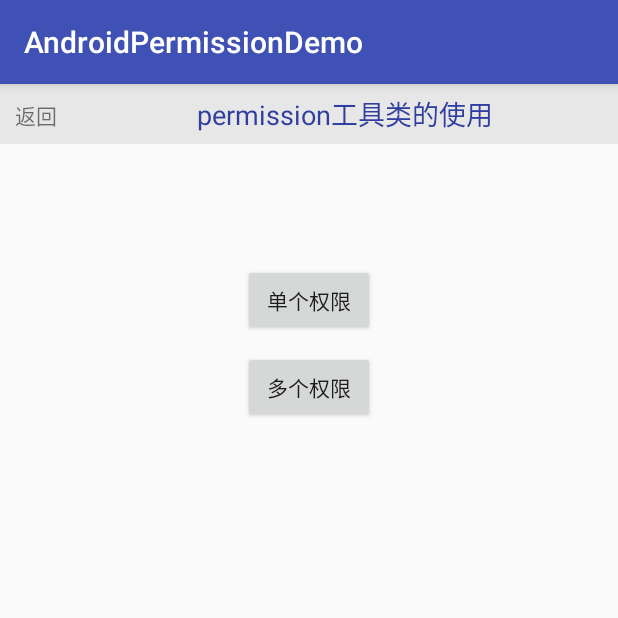
After one commit to suming77/AndroidPermissionDemo, an Android app: the MorePermissionActivity screen opened directly, with no data from a screen before it, on a phone screen of 412 x 824 dp, the top half of it. The commit adds this screen. Run offline under Robolectric (Android 15) with nearby library versions, the phone set to English and light mode, and no system bars.

Commit message:
增加工具类使用……

```diff
--- a/app/src/main/AndroidManifest.xml
+++ b/app/src/main/AndroidManifest.xml
@@ -6,6 +6,7 @@
     <uses-permission android:name="android.permission.ACCESS_COARSE_LOCATION"/>
     <uses-permission android:name="android.permission.CALL_PHONE"/>
     <uses-permission android:name="android.permission.CAMERA"/>
+    <uses-permission android:name="android.permission.READ_SMS"/>
 
     <application
         android:allowBackup="true"
@@ -21,6 +22,8 @@
                 <category android:name="android.intent.category.LAUNCHER"/>
             </intent-filter>
         </activity>
+
+        <activity android:name=".MorePermissionActivity"/>
     </application>
 
 </manifest>
--- /dev/null
+++ b/app/src/main/java/com/suming/androidpermissiondemo/MorePermissionActivity.java
@@ -0,0 +1,82 @@
+package com.suming.androidpermissiondemo;
+
+import android.Manifest;
+import android.os.Bundle;
+import android.support.annotation.NonNull;
+import android.support.v7.app.AppCompatActivity;
+import android.view.View;
+
+/**
+ * @创建者 mingyan.su
+ * @创建时间 2018/10/23 16:05
+ * @类描述 ${TODO}权限工具类
+ * 注意：没有做小米，vivo手机等权限处理
+ * 我的博客地址：https://blog.csdn.net/m0_37796683
+ */
+public class MorePermissionActivity extends AppCompatActivity implements View.OnClickListener, PermissionUtil.permissionInterface {
+
+    private int REQUEST_CODE_ONE = 10001;
+    private int REQUEST_CODE_MORE = 10002;
+
+    private String[] permission = new String[]{Manifest.permission.CALL_PHONE};
+    private String[] permissions = new String[]{Manifest.permission.CAMERA, Manifest.permission.READ_SMS,
+            Manifest.permission.ACCESS_COARSE_LOCATION};
+
+    @Override
+    protected void onCreate(Bundle savedInstanceState) {
+        super.onCreate(savedInstanceState);
+        setContentView(R.layout.activity_more);
+
+        findViewById(R.id.btn_single).setOnClickListener(this);
+        findViewById(R.id.btn_more).setOnClickListener(this);
+        findViewById(R.id.tv_back).setOnClickListener(this);
+    }
+
+    @Override
+    public void onClick(View view) {
+        switch (view.getId()) {
+            case R.id.btn_single://封装后-单个权限
+                requestOnePermission();
+                break;
+            case R.id.btn_more://封装后-多个权限
+                requestMorePermission();
+                break;
+            case R.id.tv_back:
+                finish();
+                break;
+            default:
+                break;
+        }
+    }
+
+    private void requestOnePermission() {
+        PermissionUtil.checkPermission(this, permission, REQUEST_CODE_ONE, this);
+    }
+
+    private void requestMorePermission() {
+        PermissionUtil.checkPermission(this, permissions, REQUEST_CODE_MORE, this);
+    }
+
+
+    //4.重写权限回调方法
+    @Override
+    public void onRequestPermissionsResult(int requestCode, @NonNull String[] permissions, @NonNull int[] grantResults) {
+        super.onRequestPermissionsResult(requestCode, permissions, grantResults);
+        PermissionUtil.onRequestPermissionsResult(this, requestCode, permissions, grantResults, this);
+    }
+
+    @Override
+    public void requestPermissionSuccess() {
+        System.out.println("做需要使用到权限的事情");
+    }
+
+    @Override
+    public void requestPermissionRefuse() {
+        System.out.println("提示用户，禁止了权限，没有勾选不再提示框");
+    }
+
+    @Override
+    public void requestPermissionRefuseAndNoTips() {
+        System.out.println("提示用户，禁止了权限，并且勾选了不在提示框");
+    }
+}
--- /dev/null
+++ b/app/src/main/res/layout/activity_more.xml
@@ -0,0 +1,47 @@
+<?xml version="1.0" encoding="utf-8"?>
+<LinearLayout
+    xmlns:android="http://schemas.android.com/apk/res/android"
+    android:layout_width="match_parent"
+    android:layout_height="match_parent"
+    android:gravity="center_horizontal"
+    android:orientation="vertical">
+
+    <LinearLayout
+        android:layout_width="match_parent"
+        android:layout_height="40dp"
+        android:background="#e7e7e7"
+        android:orientation="horizontal">
+
+        <TextView
+            android:id="@+id/tv_back"
+            android:layout_width="wrap_content"
+            android:layout_height="match_parent"
+            android:gravity="center"
+            android:padding="10dp"
+            android:text="返回"/>
+
+        <TextView
+            android:layout_width="match_parent"
+            android:layout_height="match_parent"
+            android:gravity="center"
+            android:text="permission工具类的使用"
+            android:textColor="@color/colorPrimaryDark"
+            android:textSize="18sp"/>
+    </LinearLayout>
+
+
+    <Button
+        android:id="@+id/btn_single"
+        android:layout_width="wrap_content"
+        android:layout_height="wrap_content"
+        android:layout_marginTop="80dp"
+        android:text="单个权限"/>
+
+    <Button
+        android:id="@+id/btn_more"
+        android:layout_width="wrap_content"
+        android:layout_height="wrap_content"
+        android:layout_marginTop="10dp"
+        android:text="多个权限"/>
+
+</LinearLayout>
```
Also changed, not shown: app/src/main/java/com/suming/androidpermissiondemo/MainActivity.java (+3 -5 lines), app/src/main/java/com/suming/androidpermissiondemo/PermissionUtil.java (added, +170 -0 lines), app/src/main/res/layout/activity_main.xml (+2 -6 lines), 1 other file.
